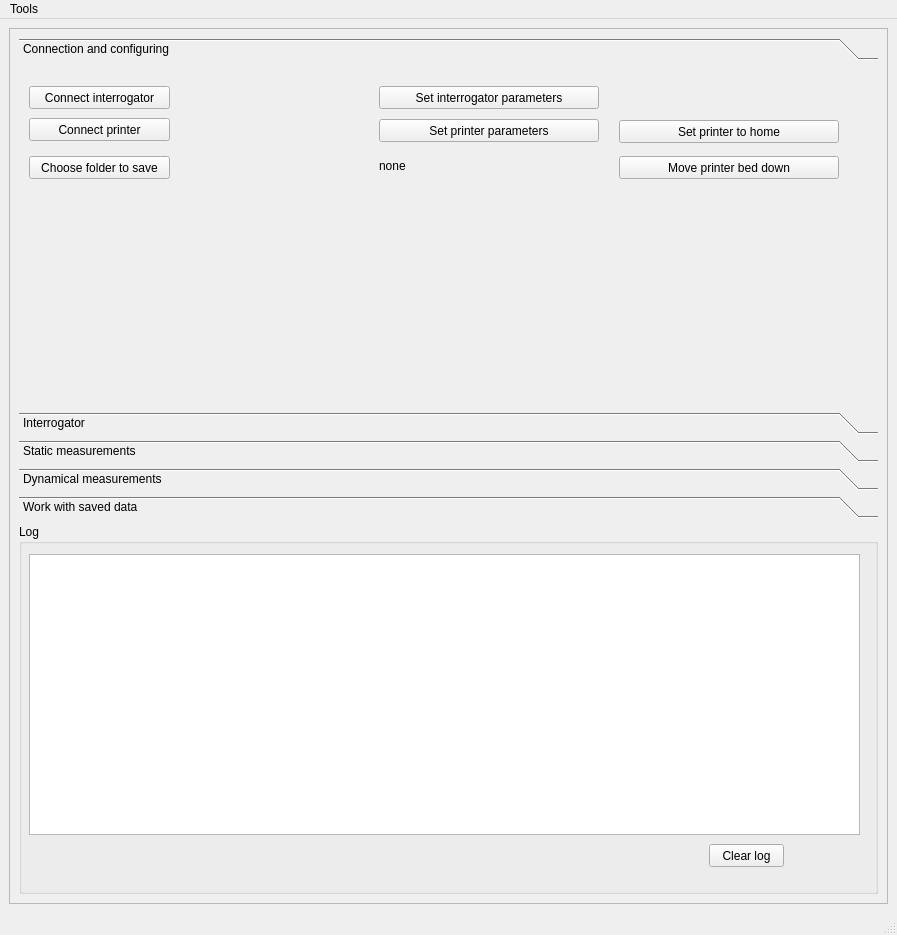
Qt form UIs/mainwindow.ui (IlyaVatnik/WIMcontrol) before a commit.
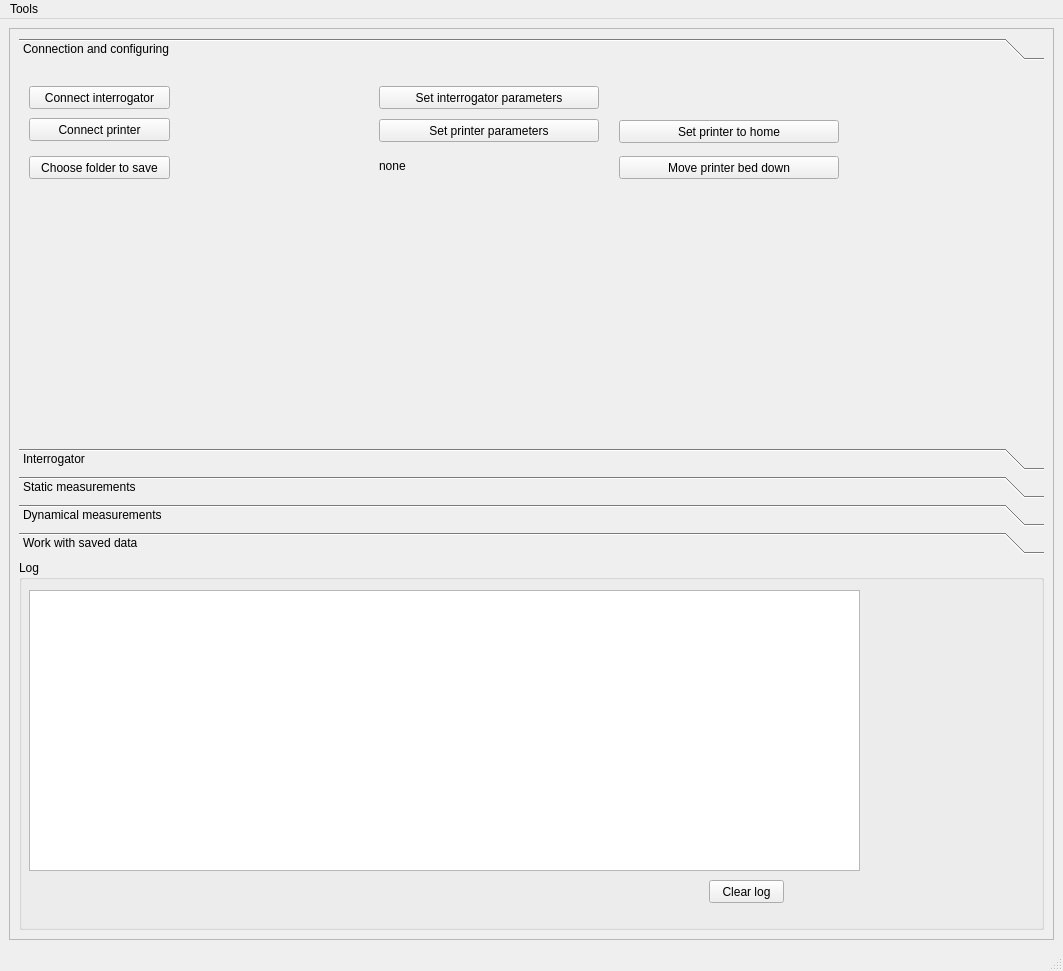
The same form after that commit.

```diff
--- a/UIs/mainwindow.ui
+++ b/UIs/mainwindow.ui
@@ -6,8 +6,8 @@
    <rect>
     <x>0</x>
     <y>0</y>
-    <width>897</width>
-    <height>935</height>
+    <width>1063</width>
+    <height>971</height>
    </rect>
   </property>
   <property name="windowTitle">
@@ -25,8 +25,8 @@
         <rect>
          <x>0</x>
          <y>0</y>
-         <width>877</width>
-         <height>874</height>
+         <width>1039</width>
+         <height>896</height>
         </rect>
        </property>
        <layout class="QVBoxLayout" name="verticalLayout">
@@ -40,8 +40,8 @@
             <rect>
              <x>0</x>
              <y>0</y>
-             <width>859</width>
-             <height>345</height>
+             <width>1017</width>
+             <height>342</height>
             </rect>
            </property>
            <attribute name="label">
@@ -779,8 +779,8 @@
     <rect>
      <x>0</x>
      <y>0</y>
-     <width>897</width>
-     <height>21</height>
+     <width>1063</width>
+     <height>26</height>
     </rect>
    </property>
    <widget class="QMenu" name="menuTools">
```
Left out of the diff: 16 changed lines with no effect on the pictures.
